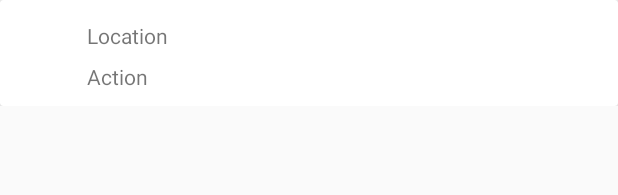
After one commit to sr0reyes/connectivityGeoFences-androidApp, an Android app: the layout layout_item_geofence.xml on its own in the app's theme, with its tools: preview values and no code run, on a phone screen of 412 x 824 dp. The commit adds this screen. Shown: the top 195 px of the screen. Run offline under Robolectric (Android 15) with nearby library versions, the phone set to English and light mode, and no system bars.

Commit message:
Construyendo recycler view para mostrar las geofences creadas por el usuario

```diff
--- a/app/src/main/res/layout/activity_main.xml
+++ b/app/src/main/res/layout/activity_main.xml
@@ -21,6 +21,12 @@
     </com.google.android.material.appbar.AppBarLayout>
 
 
+    <androidx.recyclerview.widget.RecyclerView
+        android:id="@+id/recyclerView"
+        android:layout_marginTop="?attr/actionBarSize"
+        android:layout_width="match_parent"
+        android:layout_height="match_parent" />
+
     <com.google.android.material.floatingactionbutton.FloatingActionButton
         android:id="@+id/floating_add"
         android:layout_width="wrap_content"
--- /dev/null
+++ b/app/src/main/res/layout/layout_item_geofence.xml
@@ -0,0 +1,45 @@
+<?xml version="1.0" encoding="utf-8"?>
+<androidx.constraintlayout.widget.ConstraintLayout xmlns:android="http://schemas.android.com/apk/res/android"
+    xmlns:app="http://schemas.android.com/apk/res-auto"
+    xmlns:tools="http://schemas.android.com/tools"
+    android:layout_width="match_parent"
+    android:layout_height="wrap_content"
+    android:orientation="vertical">
+
+
+    <androidx.cardview.widget.CardView
+        android:id="@+id/cardView"
+        android:layout_width="match_parent"
+        android:layout_height="wrap_content"
+        app:layout_constraintEnd_toEndOf="parent"
+        app:layout_constraintTop_toTopOf="parent">
+
+        <androidx.constraintlayout.widget.ConstraintLayout
+            android:layout_width="match_parent"
+            android:layout_height="match_parent"
+            android:padding="10dp">
+
+
+            <TextView
+                android:id="@+id/textView"
+                android:layout_width="wrap_content"
+                android:layout_height="wrap_content"
+                android:layout_marginStart="48dp"
+                android:layout_marginTop="4dp"
+                android:text="@string/default_location"
+                app:layout_constraintStart_toStartOf="parent"
+                app:layout_constraintTop_toTopOf="parent" />
+
+            <TextView
+                android:id="@+id/textView2"
+                android:layout_width="wrap_content"
+                android:layout_height="wrap_content"
+                android:layout_marginStart="48dp"
+                android:layout_marginTop="8dp"
+                android:text="@string/default_action"
+                app:layout_constraintStart_toStartOf="parent"
+                app:layout_constraintTop_toBottomOf="@+id/textView" />
+        </androidx.constraintlayout.widget.ConstraintLayout>
+    </androidx.cardview.widget.CardView>
+
+</androidx.constraintlayout.widget.ConstraintLayout>
--- a/app/src/main/res/values/strings.xml
+++ b/app/src/main/res/values/strings.xml
@@ -5,6 +5,8 @@
 
     <string name="ok">Ok</string>
     <string name="cancel">Cancel</string>
+    <string name="default_location">Location</string>
+    <string name="default_action">Action</string>
     <string name="permissions_message">Esta app activará ó desactivará el Wi-Fi o Bluetooth cuando el dipositivo esté cerca de una posición que ustéd especifique.
         Es necesario que de permiso de acceder a su ubicación y que se encuentre activa para poder funcionar correctamente.</string>
     <string name="no_geofence_message">Debe de establecer un geovallado en el mapa. Mantenga precionado en el punto deseado del mapa para crearlo</string>
```
Also changed, not shown: app/src/main/java/com/example/connectivitygeofence/MainActivity.kt (+8 -0 lines), app/src/main/java/com/example/connectivitygeofence/MyGeoFence.kt (+14 -0 lines), app/src/main/java/com/example/connectivitygeofence/RecyclerViewAdapter.kt (added, +30 -0 lines).
